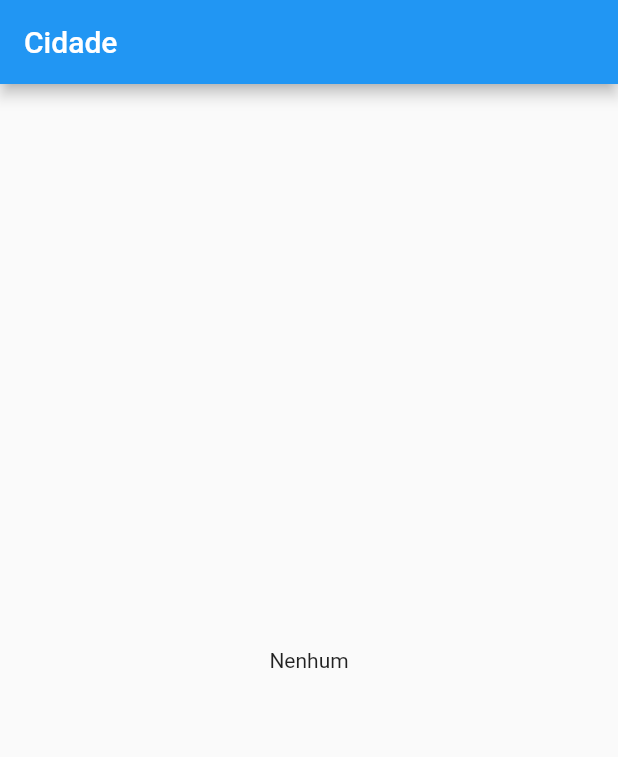
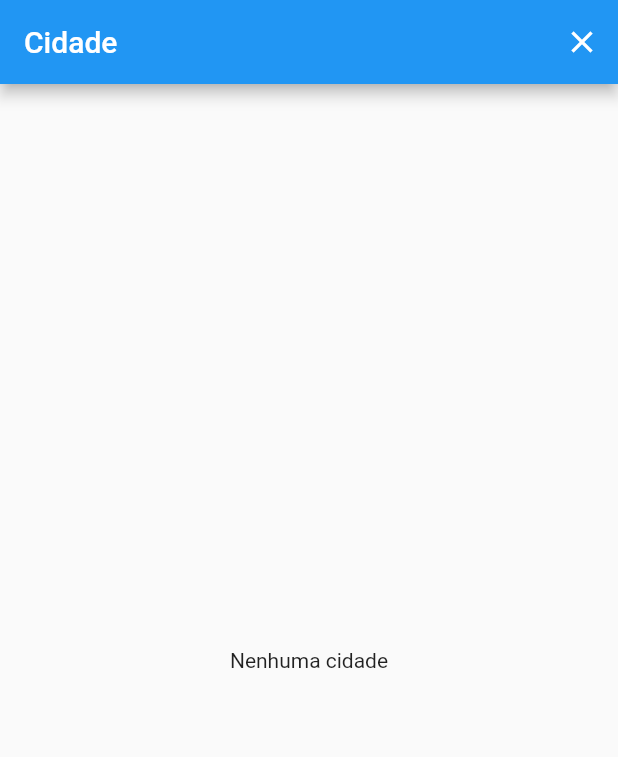
Before and after one commit to ejrgeek/dart-flutter-funcional, a Flutter app: the screen it shows after launch, on a phone screen of 412 x 824 dp. Shown: the top 757 px of the screen. Run offline on Flutter 3.47's test engine with Material 2 defaults, Android fonts, the phone set to English and light mode, and no system bars.

Commit message:
Mandando na master um metodo para limpar o cep

```diff
--- a/lib/update/locality_view.dart
+++ b/lib/update/locality_view.dart
@@ -10,17 +10,23 @@ class LocalityView extends StatefulWidget {
 
 class _LocalityViewState extends State<LocalityView> {
 
-  CepModel model = CepModel('Nenhum', false);
+  CepModel model = CepModel('Nenhuma cidade', false);
 
   void updateModel (Function update) => setState((){ model = update(); });
+  void clearModel (Function clear) => setState((){ model = clear(); });
 
   void _updateCep(Future getLocality(), Function update) async {
 
-    update(() => CepModel('Nenhum', true));
+    update(() => CepModel('Nenhuma cidade', true));
 
     var locality = await cep.getLocality();
 
     update(() => CepModel(locality, false));
+  }
+
+  void _clearCep(Future getLocality(), Function clear) async {
+
+    clear(() => CepModel('Nenhuma cidade', false));
   }
 
   @override
@@ -30,6 +36,7 @@ class _LocalityViewState extends State<LocalityView> {
       context,
       'Cidade',
       () => _updateCep( cep.getLocality, (function) => updateModel(function)),
+      () => _clearCep( cep.getLocality, (function) => clearModel(function)),
       model
     );
 
--- a/lib/view/LocalityPage.dart
+++ b/lib/view/LocalityPage.dart
@@ -2,22 +2,25 @@ import 'package:flutter/material.dart';
 import 'package:flutter_funcional/model/cep_model.dart';
 
 class LocalityPage {
-  static buildPage(BuildContext context, String title, Function update, CepModel model){
+  static buildPage(BuildContext context, String title, Function update, Function clear, CepModel model){
     return Scaffold(
       //
       appBar: AppBar(
         title: Text(title),
+        actions: <Widget>[
+          IconButton(
+            onPressed: clear,
+            icon: Icon(Icons.clear),)
+        ],
       ),
       //
       body: Center(
         child: Column(
           mainAxisAlignment: MainAxisAlignment.center,
-          children: model.loading
-          ? <Widget>[
-            CircularProgressIndicator()
-          ]
-          : <Widget>[
-            Text(model.locality)
+          children: <Widget>[
+            model.loading
+            ? CircularProgressIndicator()
+            : Text(model.locality)
           ]
         ),
       ),
```
